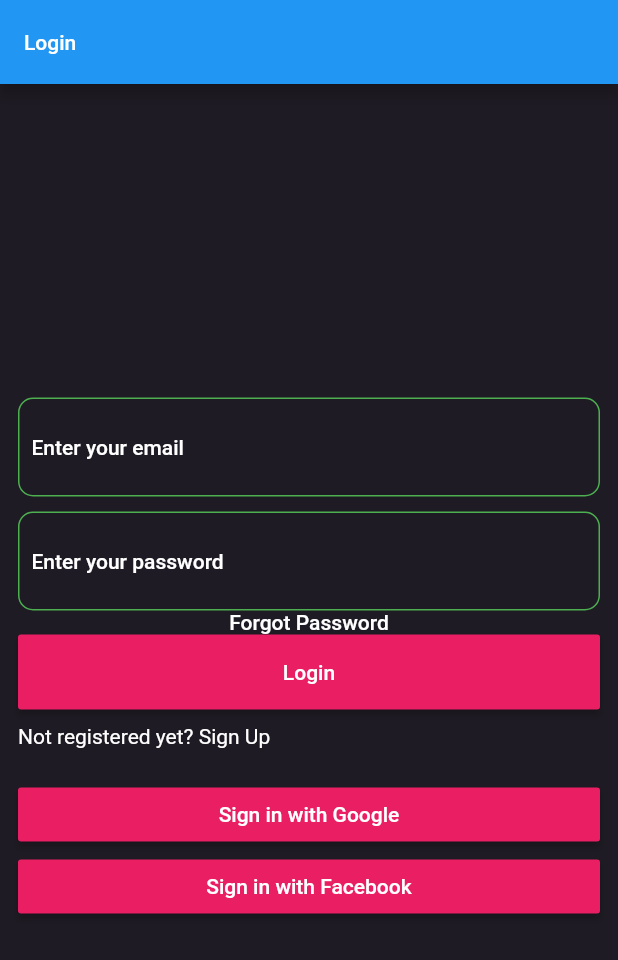
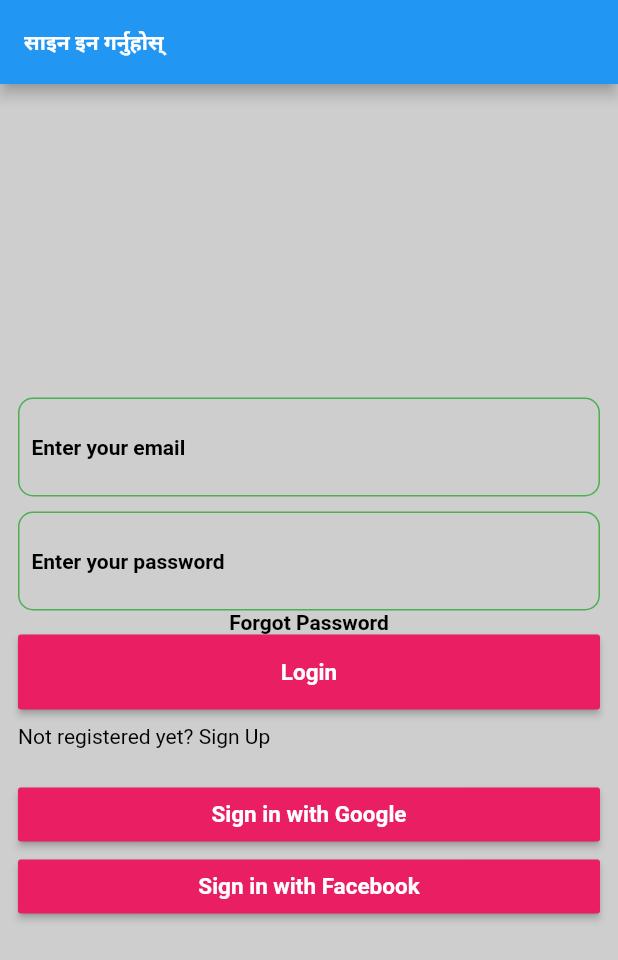
Before and after one commit to hmmisthisgood/brodway-6-am-feb-april, a Flutter app: the screen it shows after launch, on a phone screen of 412 x 824 dp. Shown: the top 960 px of the screen. Run offline on Flutter 3.47's test engine with Material 2 defaults, Android fonts, the phone set to English and light mode, and no system bars; our stand-ins replace animated_bottom_navigation_bar, easy_localization, firebase_auth, firebase_core, flutter_bloc, flutter_svg and 6 more; missing offline and left inert: flutter_facebook_auth; accounts and stored records are empty.

Commit message:
Theme cubit added Langugage support added with easy localization

```diff
--- /dev/null
+++ b/tiktok/assets/translations/en.json
@@ -0,0 +1,4 @@
+{
+    "app_name": "My app",
+    "login": "Login"
+}
--- /dev/null
+++ b/tiktok/assets/translations/fr.json
@@ -0,0 +1,4 @@
+{
+    "app_name": "mon application",
+    "login": "s'identifier"
+}
--- /dev/null
+++ b/tiktok/assets/translations/ne.json
@@ -0,0 +1,4 @@
+{
+    "app_name": "मेरो एप",
+    "login":"साइन इन गर्नुहोस्"
+}
--- /dev/null
+++ b/tiktok/lib/app/locale_wrapper.dart
@@ -0,0 +1,26 @@
+import 'package:flutter/material.dart';
+import 'package:easy_localization/easy_localization.dart';
+
+import '../common/utils/assets.dart';
+import '../common/utils/cutom_locale.dart';
+
+class LocaleWrapper extends StatelessWidget {
+  const LocaleWrapper({Key? key, required this.child}) : super(key: key);
+  final Widget child;
+  @override
+  Widget build(BuildContext context) {
+    return EasyLocalization(
+      supportedLocales: [
+        CsutomLocale.nepali,
+        CsutomLocale.english,
+        CsutomLocale.french,
+      ],
+      fallbackLocale: CsutomLocale.english,
+      child: child,
+      useOnlyLangCode: true,
+      saveLocale: true,
+      startLocale: CsutomLocale.nepali,
+      path: Assets.traslations,
+    );
+  }
+}
--- a/tiktok/lib/app/theme.dart
+++ b/tiktok/lib/app/theme.dart
@@ -5,14 +5,14 @@ class CustomTheme {
     primarySwatch: Colors.blue,
     scaffoldBackgroundColor: Colors.grey.withOpacity(0.5),
     textTheme: TextTheme(
-      headline6: TextStyle(color: Colors.black, fontSize: 14),
-      headline5: TextStyle(color: Colors.black, fontSize: 16),
-      headline4: TextStyle(color: Colors.black, fontSize: 18),
-      headline3: TextStyle(color: Colors.black, fontSize: 20),
-      headline2: TextStyle(color: Colors.black, fontSize: 22),
-      headline1: TextStyle(color: Colors.black, fontSize: 24),
-      bodyText1: TextStyle(color: Colors.black, fontSize: 12),
-      bodyText2: TextStyle(color: Colors.black, fontSize: 10),
+      headline6: TextStyle(color: Colors.black, fontSize: 14), //h6
+      headline5: TextStyle(color: Colors.black, fontSize: 16), //h5
+      headline4: TextStyle(color: Colors.black, fontSize: 18), //h4
+      headline3: TextStyle(color: Colors.black, fontSize: 20), //h3
+      headline2: TextStyle(color: Colors.black, fontSize: 22), //h2
+      headline1: TextStyle(color: Colors.black, fontSize: 24), //h1
+      bodyText1: TextStyle(color: Colors.black, fontSize: 12), //b1
+      bodyText2: TextStyle(color: Colors.black, fontSize: 10), //b2
     ),
   );
 
--- a/tiktok/lib/common/utils/assets.dart
+++ b/tiktok/lib/common/utils/assets.dart
@@ -5,4 +5,7 @@ class Assets {
   static const appIcon = "assets/icons/app_icon.svg";
 
   /// images
+
+  /// translations
+  static const traslations = "assets/translations";
 }
--- /dev/null
+++ b/tiktok/lib/common/utils/cutom_locale.dart
@@ -0,0 +1,7 @@
+import 'package:flutter/material.dart';
+
+class CsutomLocale {
+  static const nepali = Locale("ne", "ne_NP");
+  static const english = Locale("en", "en_US");
+  static const french = Locale("fr", "CA");
+}
--- a/tiktok/lib/feature/auth/ui/screen/login_screen.dart
+++ b/tiktok/lib/feature/auth/ui/screen/login_screen.dart
@@ -2,12 +2,13 @@ import 'package:flutter/material.dart';
 import 'package:flutter_bloc/flutter_bloc.dart';
 import 'package:fluttertoast/fluttertoast.dart';
 import 'package:form_field_validator/form_field_validator.dart';
-import 'package:tiktok/common/utils/shared_pref.dart';
+import 'package:tiktok/common/utils/cutom_locale.dart';
 import 'package:tiktok/feature/auth/cubit/auth_cubit.dart';
 import 'package:tiktok/feature/auth/cubit/auth_state.dart';
 import 'package:tiktok/feature/auth/ui/screen/signup_screen.dart';
 import 'package:tiktok/feature/auth/ui/widget/auth_textfield.dart';
 import 'package:tiktok/feature/feed/ui/screen/home_screen_with_cubit.dart';
+import 'package:easy_localization/easy_localization.dart';
 
 class LoginScreen extends StatefulWidget {
   const LoginScreen({Key? key}) : super(key: key);
@@ -23,13 +24,15 @@ class _LoginScreenState extends State<LoginScreen> {
 
   bool isLoading = false;
 
+  final text = "this";
+
   @override
   Widget build(BuildContext context) {
     final theme = Theme.of(context);
     final textTheme = theme.textTheme;
 
     return Scaffold(
-      appBar: AppBar(title: Text("Login")),
+      appBar: AppBar(title: Text("login".tr())),
       body: BlocListener<AuthCubit, AuthState>(
         listener: (context, state) {
           if (state is AuthLoadingState) {
@@ -170,9 +173,10 @@ class _LoginScreenState extends State<LoginScreen> {
                       onPressed: () {
                         ///1
                         BlocProvider.of<AuthCubit>(context).loginWithGoogle();
+                        context.setLocale(CsutomLocale.french);
 
                         /// 2
-                        // context.read<AuthCubit>().loginWithGoogle();
+                        context.read<AuthCubit>().loginWithGoogle();
                       },
                       child: Text(
                         "Sign in with Google",
@@ -183,7 +187,9 @@ class _LoginScreenState extends State<LoginScreen> {
                       minWidth: double.infinity,
                       color: Colors.pink,
                       onPressed: () {
-                        BlocProvider.of<AuthCubit>(context).loginWithFacebook();
+                        // BlocProvider.of<AuthCubit>(context).loginWithFacebook();
+
+                        context.setLocale(CsutomLocale.english);
                       },
                       child: Text(
                         "Sign in with Facebook",
--- a/tiktok/lib/feature/auth/ui/widget/auth_textfield.dart
+++ b/tiktok/lib/feature/auth/ui/widget/auth_textfield.dart
@@ -1,4 +1,5 @@
 import 'package:flutter/material.dart';
+import 'package:tiktok/common/extension/theme_extension.dart';
 
 class AuthTextField extends StatelessWidget {
   const AuthTextField(
@@ -35,7 +36,7 @@ class AuthTextField extends StatelessWidget {
           controller: controller,
           obscureText: obscureText,
           validator: validator,
-          style: textTheme.headline5,
+          style: textTheme.h5(),
           decoration: InputDecoration(
             hintText: hintText,
             hintStyle: textTheme.headline6,
--- /dev/null
+++ b/tiktok/lib/feature/settings/cubit/theme_state.dart
@@ -0,0 +1,7 @@
+import 'package:flutter/material.dart';
+
+abstract class ThemeState {}
+
+class LightThemeState extends ThemeState {}
+
+class DarkThemeState extends ThemeState {}
--- a/tiktok/lib/main.dart
+++ b/tiktok/lib/main.dart
@@ -1,27 +1,30 @@
 import 'package:firebase_core/firebase_core.dart';
 import 'package:flutter/material.dart';
 import 'package:flutter_bloc/flutter_bloc.dart';
+import 'package:tiktok/app/locale_wrapper.dart';
 import 'package:tiktok/app/theme.dart';
 
 import 'package:tiktok/common/utils/constants.dart';
 import 'package:tiktok/feature/auth/cubit/auth_cubit.dart';
 import 'package:tiktok/feature/feed/cubit/feed_cubit.dart';
 
-import 'package:tiktok/feature/feed/ui/screen/home_screen_with_cubit.dart';
 import 'package:tiktok/feature/onboarding/ui/screen/splash_screen.dart';
+import 'package:tiktok/feature/settings/cubit/theme_cubit.dart';
 
-import 'feature/auth/ui/screen/login_screen.dart';
+import 'feature/settings/cubit/theme_state.dart';
+import 'package:easy_localization/easy_localization.dart';
 
 void main() async {
   WidgetsFlutterBinding.ensureInitialized();
   await Firebase.initializeApp();
 
-  runApp(const MyApp());
+  runApp(LocaleWrapper(child: MyApp()));
 }
 
 class MyApp extends StatelessWidget {
-  const MyApp({Key? key}) : super(key: key);
+  MyApp({Key? key}) : super(key: key);
 
+  final ThemeCubit themeCubit = ThemeCubit();
   @override
   Widget build(BuildContext context) {
     return MultiBlocProvider(
@@ -29,12 +32,25 @@ class MyApp extends StatelessWidget {
           BlocProvider(create: (_) => FeedCubit()),
           BlocProvider(create: (_) => AuthCubit()),
         ],
-        child: MaterialApp(
-          title: Constants.appTitle,
-          darkTheme: CustomTheme.darkTheme,
-          theme: CustomTheme.lightTheme,
-          themeMode: ThemeMode.dark,
-          home: const SplashScreen(),
+        child: BlocBuilder(
+          bloc: themeCubit,
+          builder: (context, ThemeState state) {
+            final _themeMode =
+                state is LightThemeState ? ThemeMode.light : ThemeMode.dark;
+
+            return MaterialApp(
+              title: Constants.appTitle,
+              darkTheme: CustomTheme.darkTheme,
+              theme: CustomTheme.lightTheme,
+              themeMode: _themeMode, // phone settings
+
+              locale: context.locale,
+              localizationsDelegates: context.localizationDelegates,
+              supportedLocales: context.supportedLocales,
+
+              home: const SplashScreen(),
+            );
+          },
         ));
   }
 }
--- a/tiktok/pubspec.yaml
+++ b/tiktok/pubspec.yaml
@@ -46,6 +46,7 @@ dependencies:
 
   # utils
   form_field_validator: 1.1.0
+  easy_localization: ^3.0.0
 
   # persistence and db
 
```
Also changed, not shown: tiktok/lib/common/extension/text_extension.dart (added, +11 -0 lines), tiktok/lib/common/extension/theme_extension.dart (added, +15 -0 lines), tiktok/lib/common/utils/shared_pref.dart (+23 -0 lines), tiktok/lib/feature/settings/cubit/theme_cubit.dart (added, +27 -0 lines), tiktok/lib/app/locale.dart (deleted), tiktok/pubspec.lock.
